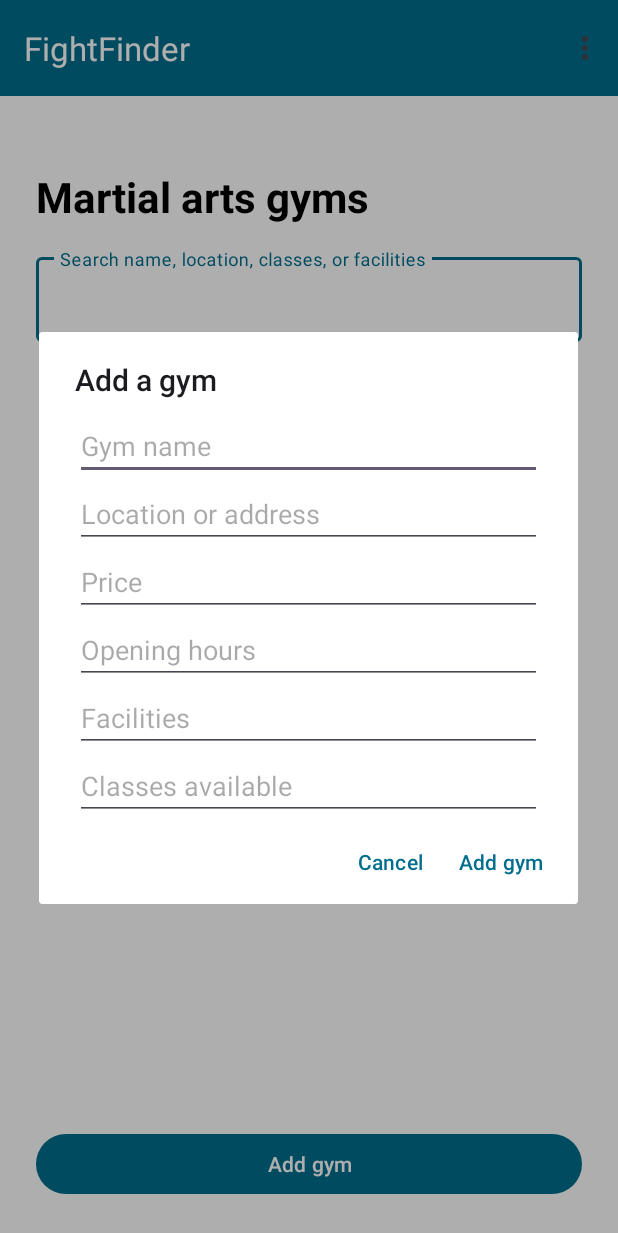
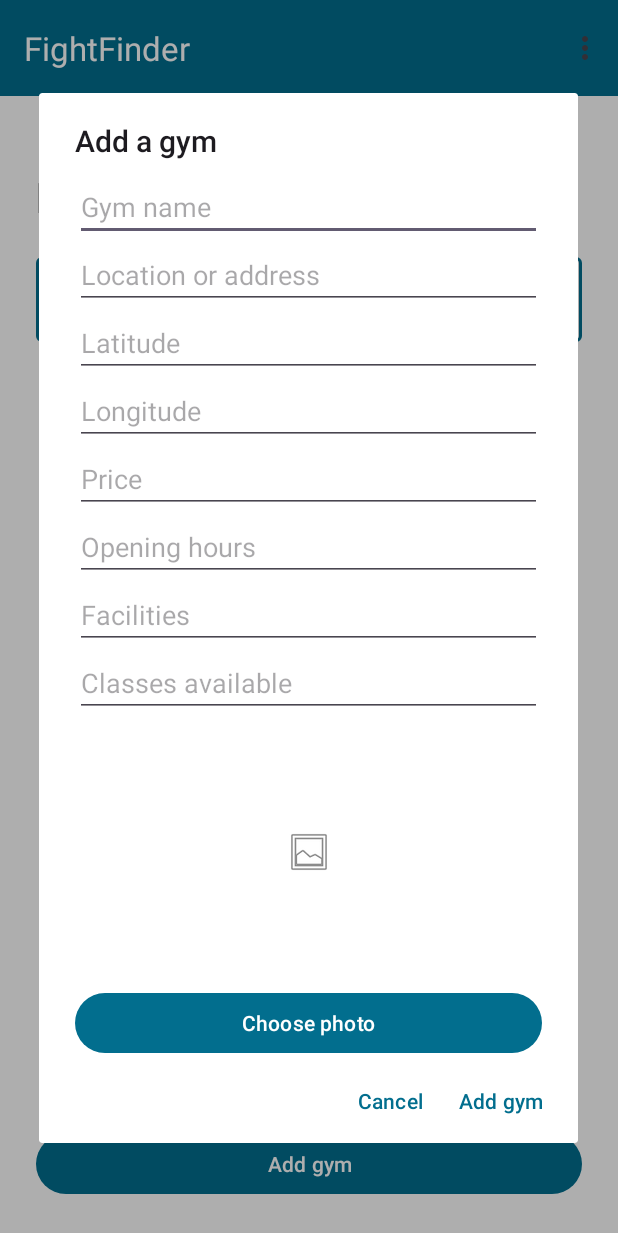
Before and after one commit to Ryan-OLoughlin/FightFinder, an Android app: the screen it shows after launch (MainActivity), after a tap on "Add gym", on a phone screen of 412 x 824 dp. Shown: the top 1233 px of the screen. Run offline under Robolectric (Android 15) with nearby library versions, the phone set to English and light mode, and no system bars; our stand-ins replace Timber; 1 statement that could not run was skipped.

Commit message:
Add gym photos and validate coordinates (#17)

```diff
--- a/app/build.gradle.kts
+++ b/app/build.gradle.kts
@@ -39,4 +39,6 @@ dependencies {
     implementation(libs.androidx.constraintlayout)
     implementation(libs.androidx.recyclerview)
     implementation(libs.timber)
+    implementation(libs.coil)
+    testImplementation(libs.junit)
 }
--- /dev/null
+++ b/app/src/main/java/org/wit/fightfinder/GymPhoto.kt
@@ -0,0 +1,14 @@
+package org.wit.fightfinder
+
+import android.net.Uri
+import android.widget.ImageView
+import coil.load
+
+fun ImageView.showGymPhoto(imageUri: String?) {
+    load(imageUri?.let(Uri::parse)) {
+        val gallery = android.R.drawable.ic_menu_gallery
+        placeholder(gallery)
+        fallback(gallery)
+        error(gallery)
+    }
+}
--- /dev/null
+++ b/app/src/main/java/org/wit/fightfinder/activities/GymFormDialog.kt
@@ -0,0 +1,143 @@
+package org.wit.fightfinder.activities
+
+import android.app.Dialog
+import android.content.Intent
+import android.os.Bundle
+import android.widget.EditText
+import androidx.activity.result.contract.ActivityResultContracts
+import androidx.appcompat.app.AlertDialog
+import androidx.core.net.toUri
+import androidx.fragment.app.DialogFragment
+import androidx.lifecycle.ViewModelProvider
+import org.wit.fightfinder.R
+import org.wit.fightfinder.databinding.DialogGymFormBinding
+import org.wit.fightfinder.models.Gym
+import org.wit.fightfinder.models.GymListModel
+import org.wit.fightfinder.showGymPhoto
+import java.text.NumberFormat
+import java.text.ParsePosition
+
+class GymFormDialog : DialogFragment() {
+    private val gymList by lazy { ViewModelProvider(requireActivity())[GymListModel::class.java] }
+    private val coordinateFormat = NumberFormat.getNumberInstance().apply {
+        isGroupingUsed = false
+        maximumFractionDigits = 340
+    }
+    private var selectedImage: String? = null
+    private var binding: DialogGymFormBinding? = null
+
+    private val pickImage = registerForActivityResult(ActivityResultContracts.OpenDocument()) { uri ->
+        if (uri != null) {
+            selectedImage = uri.toString()
+            binding?.imagePreview?.showGymPhoto(selectedImage)
+        }
+    }
+
+    override fun onCreateDialog(savedInstanceState: Bundle?): Dialog {
+        val form = DialogGymFormBinding.inflate(requireActivity().layoutInflater)
+        binding = form
+        val gymId = arguments?.takeIf { it.containsKey(GYM_ID) }?.getLong(GYM_ID)
+        val gym = gymList.gyms.find { it.id == gymId }
+
+        form.inputGymName.setText(gym?.name)
+        form.inputGymLocation.setText(gym?.location)
+        form.inputLatitude.setText(gym?.latitude?.let(coordinateFormat::format))
+        form.inputLongitude.setText(gym?.longitude?.let(coordinateFormat::format))
+        form.inputGymPrice.setText(gym?.price)
+        form.inputGymOpeningHours.setText(gym?.openingHours)
+        form.inputGymFacilities.setText(gym?.facilities)
+        form.inputGymClasses.setText(gym?.classes)
+        selectedImage = savedInstanceState?.getString(IMAGE_URI) ?: gym?.imageUri
+        form.imagePreview.showGymPhoto(selectedImage)
+        form.pickImage.setOnClickListener { pickImage.launch(arrayOf("image/*")) }
+
+        val dialog = AlertDialog.Builder(requireContext())
+            .setTitle(if (gymId == null) R.string.dialog_add_gym_title else R.string.dialog_edit_gym_title)
+            .setView(form.root)
+            .setNegativeButton(android.R.string.cancel, null)
+            .setPositiveButton(if (gymId == null) R.string.button_add_gym else R.string.button_edit_gym, null)
+            .create()
+        dialog.setOnShowListener {
+            if (gymId != null && gym == null) {
+                // Android can restore the dialog after the in-memory list has been lost.
+                dismiss()
+            } else {
+                dialog.getButton(AlertDialog.BUTTON_POSITIVE).setOnClickListener { save(form, gym) }
+            }
+        }
+        return dialog
+    }
+
+    private fun save(form: DialogGymFormBinding, original: Gym?) {
+        val name = form.inputGymName.text.toString().trim()
+        if (name.isBlank()) {
+            form.inputGymName.error = getString(R.string.gym_required_fields)
+            form.inputGymName.requestFocus()
+            return
+        }
+        val latitude = readCoordinate(form.inputLatitude, Gym.LATITUDE_RANGE, R.string.gym_invalid_latitude) ?: return
+        val longitude = readCoordinate(form.inputLongitude, Gym.LONGITUDE_RANGE, R.string.gym_invalid_longitude) ?: return
+        val gym = Gym(
+            id = original?.id ?: gymList.allocateId(),
+            name = name,
+            latitude = latitude,
+            longitude = longitude,
+            imageUri = selectedImage,
+            location = form.inputGymLocation.text.toString().trim(),
+            price = form.inputGymPrice.text.toString().trim(),
+            openingHours = form.inputGymOpeningHours.text.toString().trim(),
+            facilities = form.inputGymFacilities.text.toString().trim(),
+            classes = form.inputGymClasses.text.toString().trim(),
+            reviews = original?.reviews.orEmpty(),
+            attendance = original?.attendance.orEmpty()
+        )
+
+        selectedImage?.let { image ->
+            try {
+                requireContext().contentResolver.takePersistableUriPermission(
+                    image.toUri(), Intent.FLAG_GRANT_READ_URI_PERMISSION
+                )
+            } catch (_: SecurityException) {
+                // Some document providers grant temporary read access only.
+            }
+        }
+        if (original == null) {
+            gymList.gyms.add(gym)
+        } else {
+            val index = gymList.gyms.indexOfFirst { it.id == original.id }
+            if (index >= 0) gymList.gyms[index] = gym
+        }
+        parentFragmentManager.setFragmentResult(SAVED, Bundle())
+        dismiss()
+    }
+
+    private fun readCoordinate(field: EditText, range: ClosedFloatingPointRange<Double>, error: Int): Double? {
+        val text = field.text.toString().trim()
+        val position = ParsePosition(0)
+        val value = coordinateFormat.parse(text, position)?.toDouble()
+        if (position.index == text.length && value != null && value in range) return value
+        field.error = getString(error)
+        field.requestFocus()
+        return null
+    }
+
+    override fun onSaveInstanceState(outState: Bundle) {
+        super.onSaveInstanceState(outState)
+        outState.putString(IMAGE_URI, selectedImage)
+    }
+
+    override fun onDestroyView() {
+        super.onDestroyView()
+        binding = null
+    }
+
+    companion object {
+        const val SAVED = "gym_saved"
+        private const val GYM_ID = "gym_id"
+        private const val IMAGE_URI = "image_uri"
+
+        fun newInstance(id: Long?) = GymFormDialog().apply {
+            arguments = Bundle().apply { if (id != null) putLong(GYM_ID, id) }
+        }
+    }
+}
--- a/app/src/main/java/org/wit/fightfinder/activities/MainActivity.kt
+++ b/app/src/main/java/org/wit/fightfinder/activities/MainActivity.kt
@@ -4,7 +4,6 @@ import android.os.Bundle
 import android.app.DatePickerDialog
 import android.text.Editable
 import android.text.TextWatcher
-import android.view.Gravity
 import android.view.View
 import android.view.Menu
 import android.view.MenuItem
@@ -17,7 +16,8 @@ import android.widget.TextView
 import androidx.appcompat.app.AlertDialog
 import androidx.appcompat.app.AppCompatActivity
 import androidx.recyclerview.widget.LinearLayoutManager
-import org.wit.fightfinder.databinding.DialogGymFormBinding
+import androidx.lifecycle.ViewModelProvider
+import org.wit.fightfinder.models.GymListModel
 import org.wit.fightfinder.R
 import org.wit.fightfinder.adapters.GymAdapter
 import org.wit.fightfinder.databinding.ActivityMainBinding
@@ -33,7 +33,8 @@ import java.util.Locale
 class MainActivity : AppCompatActivity() {
 
     private lateinit var binding: ActivityMainBinding
-    private val gyms = mutableListOf<Gym>()
+    private val gymList by lazy { ViewModelProvider(this)[GymListModel::class.java] }
+    private val gyms get() = gymList.gyms
     private lateinit var gymAdapter: GymAdapter
     private var gymSearchQuery = ""
 
@@ -46,12 +47,15 @@ class MainActivity : AppCompatActivity() {
 
         gymAdapter = GymAdapter(
             onViewGym = ::showGymDetails,
-            onEditGym = ::showEditGymDialog,
+            onEditGym = { gym -> showGymForm(gym.id) },
             onDeleteGym = ::showDeleteGymDialog
         )
         binding.gymRecyclerView.layoutManager = LinearLayoutManager(this)
         binding.gymRecyclerView.adapter = gymAdapter
-        binding.btnAddGym.setOnClickListener { showAddGymDialog() }
+        binding.btnAddGym.setOnClickListener { showGymForm(null) }
+        supportFragmentManager.setFragmentResultListener(GymFormDialog.SAVED, this) { _, _ ->
+            refreshGymList()
+        }
         binding.searchGyms.addTextChangedListener(object : TextWatcher {
             override fun beforeTextChanged(text: CharSequence?, start: Int, count: Int, after: Int) = Unit
 
@@ -90,7 +94,9 @@ class MainActivity : AppCompatActivity() {
         }
     }
 
-    private fun showAddGymDialog() = showGymFormDialog()
+    private fun showGymForm(gymId: Long?) {
+        GymFormDialog.newInstance(gymId).show(supportFragmentManager, "gym_form")
+    }
 
     private fun showGymDetails(gym: Gym) {
         val notProvided = getString(R.string.gym_not_provided)
@@ -192,7 +198,7 @@ class MainActivity : AppCompatActivity() {
                 if (type == AttendanceType.CLASS && className.isBlank()) {
                     Toast.makeText(this, R.string.gym_attendance_class_required, Toast.LENGTH_SHORT).show()
                 } else {
-                    val gymIndex = gyms.indexOfFirst { it === gym }
+                    val gymIndex = gyms.indexOfFirst { it.id == gym.id }
                     if (gymIndex != -1) {
                         val attendance = GymAttendance(
                             type = type,
@@ -252,7 +258,7 @@ class MainActivity : AppCompatActivity() {
                 if (comment.isBlank()) {
                     Toast.makeText(this, R.string.gym_review_required, Toast.LENGTH_SHORT).show()
                 } else {
-                    val gymIndex = gyms.indexOfFirst { it === gym }
+                    val gymIndex = gyms.indexOfFirst { it.id == gym.id }
                     if (gymIndex != -1) {
                         val updatedGym = gym.copy(
                             reviews = gym.reviews + GymReview(ratingPicker.value, comment)
@@ -268,72 +274,13 @@ class MainActivity : AppCompatActivity() {
         dialog.show()
     }
 
-    private fun showEditGymDialog(gym: Gym) = showGymFormDialog(gym)
-
-    private fun showGymFormDialog(gym: Gym? = null) {
-        val formBinding = DialogGymFormBinding.inflate(layoutInflater)
-        formBinding.inputGymName.setText(gym?.name.orEmpty())
-        formBinding.inputGymLocation.setText(gym?.location.orEmpty())
-        formBinding.inputGymPrice.setText(gym?.price.orEmpty())
-        formBinding.inputGymOpeningHours.setText(gym?.openingHours.orEmpty())
-        formBinding.inputGymFacilities.setText(gym?.facilities.orEmpty())
-        formBinding.inputGymClasses.setText(gym?.classes.orEmpty())
-
-        val isEditing = gym != null
-        val dialog = AlertDialog.Builder(this)
-            .setTitle(if (isEditing) R.string.dialog_edit_gym_title else R.string.dialog_add_gym_title)
-            .setView(formBinding.root)
-            .setNegativeButton(android.R.string.cancel, null)
-            .setPositiveButton(if (isEditing) R.string.button_edit_gym else R.string.button_add_gym, null)
-            .create()
-
-        dialog.setOnShowListener {
-            dialog.getButton(AlertDialog.BUTTON_POSITIVE).setOnClickListener {
-                val name = formBinding.inputGymName.text.toString().trim()
-                if (name.isBlank()) {
-                    Toast.makeText(this, R.string.gym_required_fields, Toast.LENGTH_SHORT).show()
-                } else {
-                    val updatedGym = Gym(
-                        name = name,
-                        location = formBinding.inputGymLocation.text.toString().trim(),
-                        price = formBinding.inputGymPrice.text.toString().trim(),
-                        openingHours = formBinding.inputGymOpeningHours.text.toString().trim(),
-                        facilities = formBinding.inputGymFacilities.text.toString().trim(),
-                        classes = formBinding.inputGymClasses.text.toString().trim(),
-                        reviews = gym?.reviews.orEmpty(),
-                        attendance = gym?.attendance.orEmpty()
-                    )
-
-                    var saved = false
-                    if (gym == null) {
-                        gyms.add(updatedGym)
-                        Timber.i("Added gym: $name")
-                        saved = true
-                    } else {
-                        val gymIndex = gyms.indexOfFirst { it === gym }
-                        if (gymIndex != -1) {
-                            gyms[gymIndex] = updatedGym
-                            Timber.i("Updated gym: $name")
-                            saved = true
-                        }
-                    }
-                    if (saved) {
-                        refreshGymList()
-                        dialog.dismiss()
-                    }
-                }
-            }
-        }
-        dialog.show()
-    }
-
     private fun showDeleteGymDialog(gym: Gym) {
         AlertDialog.Builder(this)
             .setTitle(R.string.dialog_delete_gym_title)
             .setMessage(getString(R.string.dialog_delete_gym_message, gym.name))
             .setNegativeButton(android.R.string.cancel, null)
             .setPositiveButton(R.string.button_delete_gym) { _, _ ->
-                val gymIndex = gyms.indexOfFirst { it === gym }
+                val gymIndex = gyms.indexOfFirst { it.id == gym.id }
                 if (gymIndex != -1) {
                     gyms.removeAt(gymIndex)
                     refreshGymList()
--- a/app/src/main/java/org/wit/fightfinder/adapters/GymAdapter.kt
+++ b/app/src/main/java/org/wit/fightfinder/adapters/GymAdapter.kt
@@ -6,6 +6,7 @@ import androidx.recyclerview.widget.RecyclerView
 import org.wit.fightfinder.R
 import org.wit.fightfinder.databinding.ItemGymBinding
 import org.wit.fightfinder.models.Gym
+import org.wit.fightfinder.showGymPhoto
 
 class GymAdapter(
     private val onViewGym: (Gym) -> Unit,
@@ -41,6 +42,7 @@ class GymAdapter(
     ) : RecyclerView.ViewHolder(binding.root) {
 
         fun bind(gym: Gym) {
+            binding.gymPhoto.showGymPhoto(gym.imageUri)
             binding.gymName.text = gym.name
             binding.gymLocation.text = gym.location.ifBlank {
                 binding.root.context.getString(R.string.gym_not_provided)
--- /dev/null
+++ b/app/src/main/java/org/wit/fightfinder/models/GymListModel.kt
@@ -0,0 +1,10 @@
+package org.wit.fightfinder.models
+
+import androidx.lifecycle.ViewModel
+
+class GymListModel : ViewModel() {
+    val gyms = mutableListOf<Gym>()
+    private var nextId = 1L
+
+    fun allocateId(): Long = nextId++
+}
--- a/app/src/main/res/layout/dialog_gym_form.xml
+++ b/app/src/main/res/layout/dialog_gym_form.xml
@@ -28,6 +28,22 @@
             android:inputType="textCapWords" />
 
         <EditText
+            android:id="@+id/inputLatitude"
+            android:layout_width="match_parent"
+            android:layout_height="wrap_content"
+            android:hint="@string/gym_latitude"
+            android:importantForAutofill="no"
+            android:inputType="numberDecimal|numberSigned" />
+
+        <EditText
+            android:id="@+id/inputLongitude"
+            android:layout_width="match_parent"
+            android:layout_height="wrap_content"
+            android:hint="@string/gym_longitude"
+            android:importantForAutofill="no"
+            android:inputType="numberDecimal|numberSigned" />
+
+        <EditText
             android:id="@+id/inputGymPrice"
             android:layout_width="match_parent"
             android:layout_height="wrap_content"
@@ -55,5 +71,18 @@
             android:hint="@string/gym_classes_hint"
             android:inputType="textCapSentences" />
 
+        <ImageView
+            android:id="@+id/imagePreview"
+            android:layout_width="match_parent"
+            android:layout_height="180dp"
+            android:contentDescription="@string/gym_photo_preview"
+            android:scaleType="centerInside" />
+
+        <Button
+            android:id="@+id/pickImage"
+            android:layout_width="match_parent"
+            android:layout_height="wrap_content"
+            android:text="@string/gym_choose_photo" />
+
     </LinearLayout>
 </ScrollView>
--- a/app/src/main/res/values/strings.xml
+++ b/app/src/main/res/values/strings.xml
@@ -46,4 +46,10 @@
     <string name="dialog_delete_all_gyms_title">Delete all gyms?</string>
     <string name="dialog_delete_all_gyms_message">This will remove all gyms from your list.</string>
     <string name="dialog_delete_all_gyms_confirm">Delete all</string>
+    <string name="gym_latitude">Latitude</string>
+    <string name="gym_longitude">Longitude</string>
+    <string name="gym_invalid_latitude">Enter a latitude from −90 to 90.</string>
+    <string name="gym_invalid_longitude">Enter a longitude from −180 to 180.</string>
+    <string name="gym_photo_preview">Gym photo preview</string>
+    <string name="gym_choose_photo">Choose photo</string>
 </resources>
--- a/gradle/libs.versions.toml
+++ b/gradle/libs.versions.toml
@@ -7,8 +7,12 @@ activity = "1.12.2"
 constraintlayout = "2.2.1"
 recyclerview = "1.4.0"
 timber = "1.5.1"
+coil = "2.7.0"
+junit = "4.13.2"
 
 [libraries]
+junit = { module = "junit:junit", version.ref = "junit" }
+coil = { module = "io.coil-kt:coil", version.ref = "coil" }
 androidx-core-ktx = { group = "androidx.core", name = "core-ktx", version.ref = "coreKtx" }
 androidx-appcompat = { group = "androidx.appcompat", name = "appcompat", version.ref = "appcompat" }
 material = { group = "com.google.android.material", name = "material", version.ref = "material" }
```
Also changed, not shown: app/src/main/java/org/wit/fightfinder/models/Gym.kt (+16 -1 lines), app/src/main/res/layout/item_gym.xml (+7 -0 lines), 1 other file.
